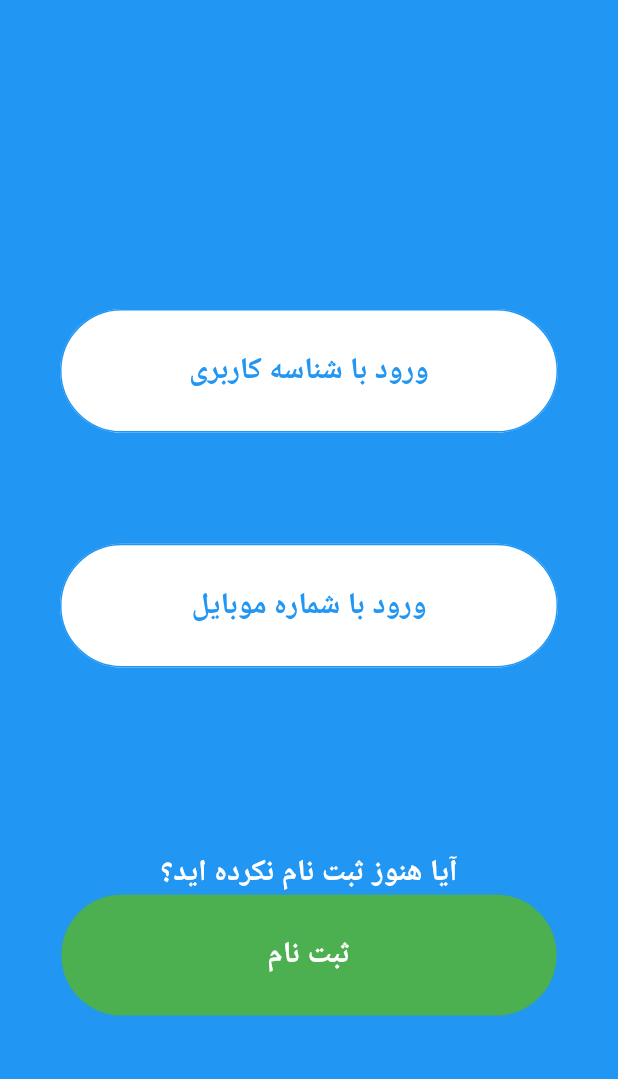
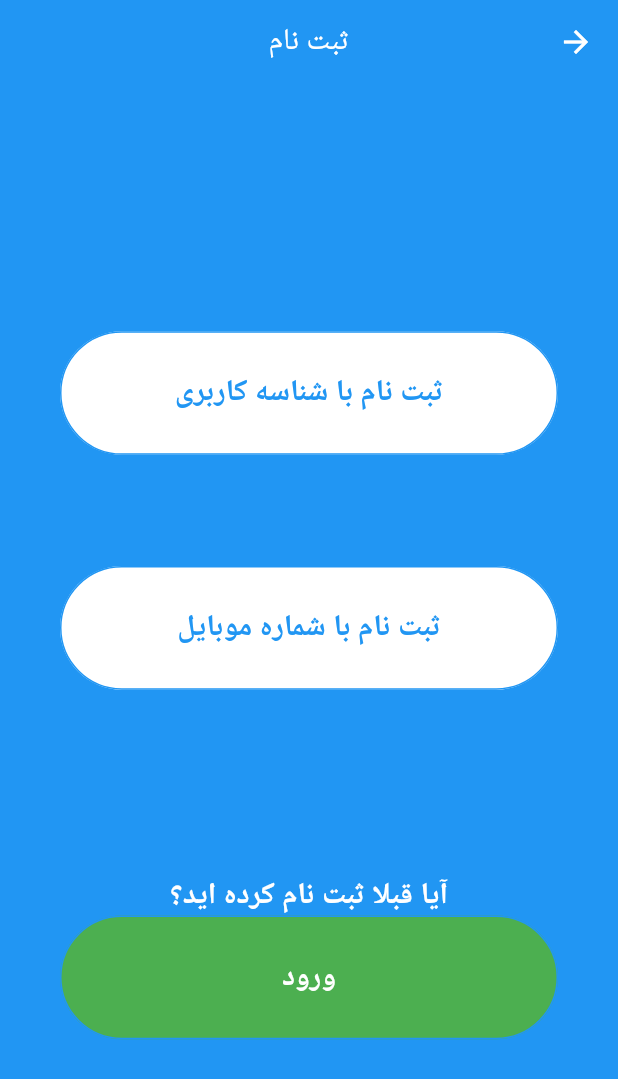
Before and after one commit to pr1266/online_coaching_system_ui_flutter, a Flutter app: the screen it shows after launch, after a tap on "ثبت نام", on a phone screen of 412 x 824 dp. Shown: the top 1079 px of the screen. Run offline on Flutter 3.47's test engine with Material 2 defaults, Android fonts, the phone set to English and light mode, and no system bars; our stand-ins replace validators.

Commit message:
'some_changes'

```diff
--- /dev/null
+++ b/lib/pages/register.dart
@@ -0,0 +1,105 @@
+import 'package:online_coaching/pages/base_page.dart';
+import 'package:flutter/material.dart';
+
+
+class RegisterPage extends StatelessWidget{
+  @override
+  Widget build(BuildContext context) {
+    // TODO: implement build
+    return new Scaffold(
+      appBar: new AppBar(
+        title: new Text('ثبت نام'),
+        elevation: 0.0,
+        centerTitle: true,
+      ),
+      backgroundColor: Colors.blue,
+      body: new ListView(
+      children: <Widget>[
+        new Container(
+            height: MediaQuery.of(context).size.height * .2,
+        ),
+        new Container(
+        color: Colors.blue,
+        margin: EdgeInsets.only(left: 40, right: 40),
+        height: MediaQuery.of(context).size.height * .1,
+        child: new FlatButton(
+          color: Colors.white,
+          shape: RoundedRectangleBorder(
+          borderRadius: new BorderRadius.circular(50.0),
+          side: BorderSide(color: Colors.blue)
+        ),
+      child: new Text(
+      'ثبت نام با شناسه کاربری',
+      style: new TextStyle(
+      color: Colors.blue,
+      fontWeight: FontWeight.bold,
+      fontSize: 20
+      ),
+      ),
+      onPressed: (){},
+      )
+      ),
+
+      new Container(
+      height: MediaQuery.of(context).size.height * .09,
+      ),
+      new Container(
+      color: Colors.blue,
+      margin: EdgeInsets.only(left: 40, right: 40),
+      height: MediaQuery.of(context).size.height * .1,
+      child: new FlatButton(
+      color: Colors.white,
+      shape: RoundedRectangleBorder(
+      borderRadius: new BorderRadius.circular(50.0),
+      side: BorderSide(color: Colors.blue)
+      ),
+      child: new Text(
+      'ثبت نام با شماره موبایل',
+      style: new TextStyle(
+      color: Colors.blue,
+      fontWeight: FontWeight.bold,
+      fontSize: 20
+      ),
+      ),
+      onPressed: (){},
+      )
+      ),
+
+      new Container(
+      height: MediaQuery.of(context).size.height * .15,
+      ),
+      new Container(
+      child: new Text(
+      'آیا قبلا ثبت نام کرده اید؟',
+      style: new TextStyle(color: Colors.white, fontWeight: FontWeight.bold, fontSize: 20),
+      ),
+      alignment: Alignment.center,
+      ),
+      new Container(
+      color: Colors.blue,
+      margin: EdgeInsets.only(left: 40, right: 40),
+      height: MediaQuery.of(context).size.height * .1,
+      child: new FlatButton(
+      color: Colors.green,
+      shape: RoundedRectangleBorder(
+      borderRadius: new BorderRadius.circular(50.0),
+      side: BorderSide(color: Colors.blue)
+      ),
+      child: new Text(
+      'ورود',
+      style: new TextStyle(
+      color: Colors.white,
+      fontWeight: FontWeight.bold,
+      fontSize: 20
+      ),
+      ),
+      onPressed: (){
+        Navigator.of(context).push(new MaterialPageRoute(builder: (context) => new Directionality(textDirection: TextDirection.rtl, child: BasePage())));
+      },
+      )
+      ),
+      ],
+      ),
+    );
+  }
+}
--- a/pubspec.yaml
+++ b/pubspec.yaml
@@ -11,7 +11,7 @@
 # In iOS, build-name is used as CFBundleShortVersionString while build-number used as CFBundleVersion.
 # Read more about iOS versioning at
 # https://developer.apple.com/library/archive/documentation/General/Reference/InfoPlistKeyReference/Articles/CoreFoundationKeys.html
-version: 1.0.0+1
+version: 1.9.1+1
 
 environment:
   sdk: ">=2.1.0 <3.0.0"
@@ -19,6 +19,8 @@
 dependencies:
   flutter:
     sdk: flutter
+  validators: ^2.0.0
+  http: ^0.12.0+3
 
   # The following adds the Cupertino Icons font to your application.
   # Use with the CupertinoIcons class for iOS style icons.
```
Also changed, not shown: lib/components/mobile_login_form.dart (added, +114 -0 lines), lib/pages/base_page.dart (+8 -2 lines), lib/pages/mobile_login.dart (added, +66 -0 lines), lib/components/registerform.dart (added), lib/pages/moblie_code.dart (added), pubspec.lock.
